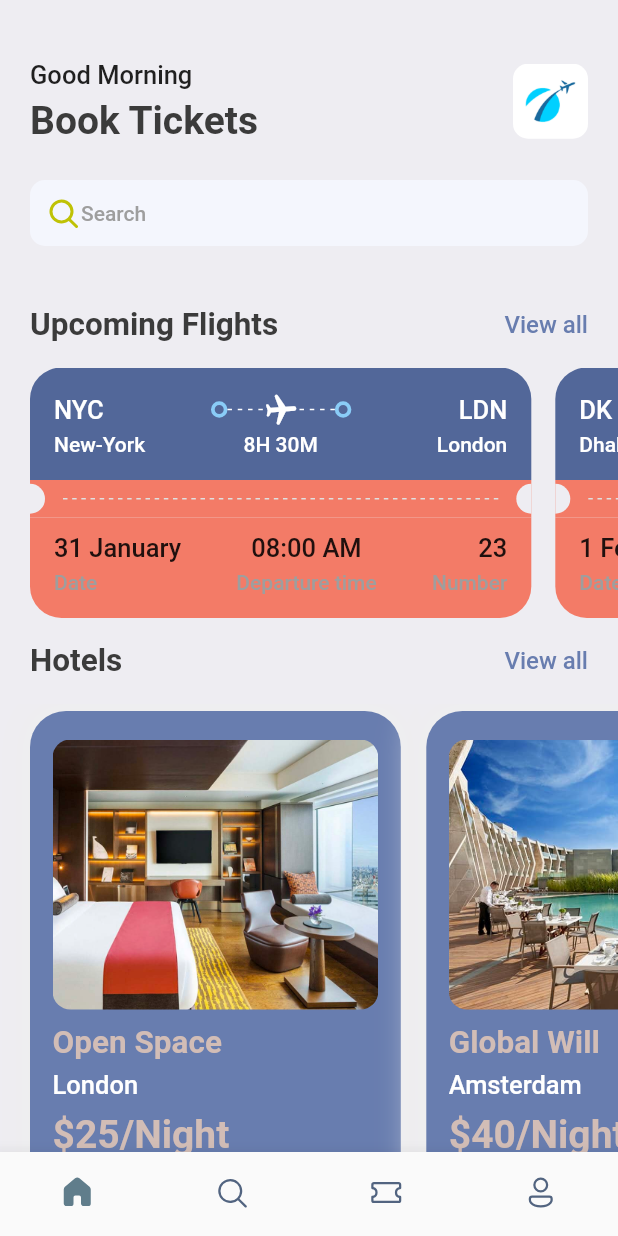
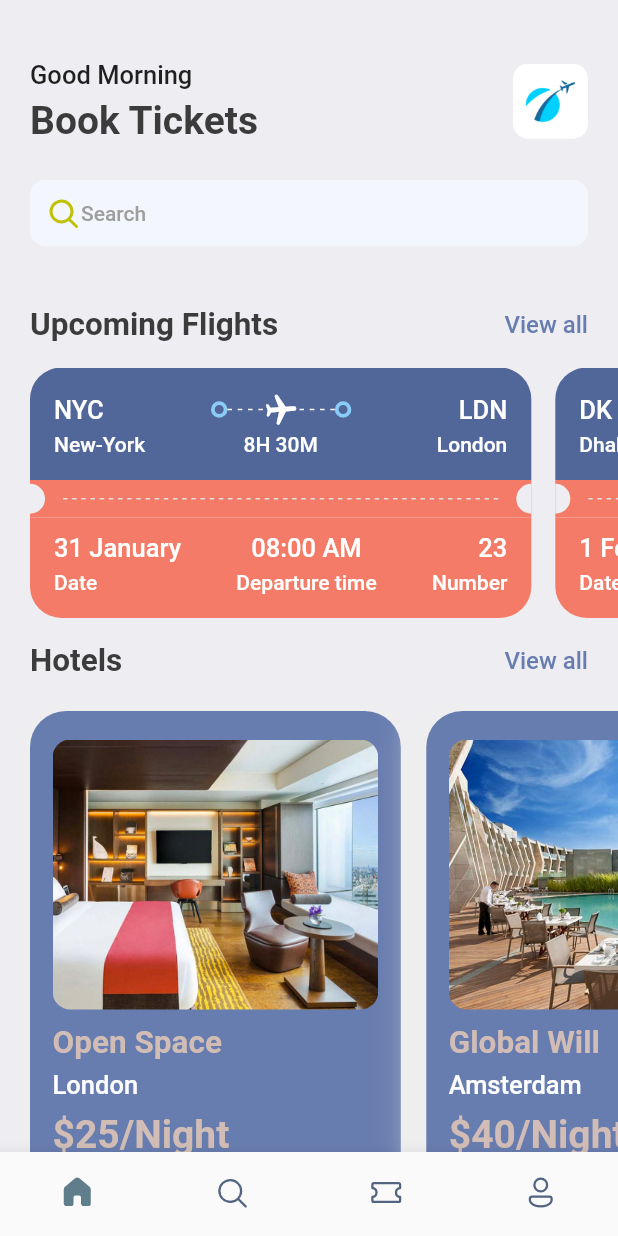
Before and after one commit to Deonorla/Book_Ticket, a Flutter app: the screen it shows after launch, on a phone screen of 412 x 824 dp. Run offline on Flutter 3.47's test engine with Material 2 defaults, Android fonts, the phone set to English and light mode, and no system bars; our stand-ins replace barcode_widget, fluentui_icons, gap, get.

Commit message:
[Fixed App layout color ]

```diff
--- a/lib/screens/ticket_screen.dart
+++ b/lib/screens/ticket_screen.dart
@@ -87,10 +87,11 @@ class TicketScreen extends StatelessWidget{
                 /*
                 Bar Code
                   */
+
                 const SizedBox(height: .5),
                 Container(
                   margin: EdgeInsets.only(left:AppLayout.getHeight(15), right: AppLayout.getHeight(15)),
-                  padding: EdgeInsets.only(top:AppLayout.getHeight(15), bottom: AppLayout.getHeight(15)),
+                  padding: EdgeInsets.only(top:AppLayout.getHeight(20), bottom: AppLayout.getHeight(20)),
                   decoration: BoxDecoration(
                       color: Colors.white,
                       borderRadius: BorderRadius.only(
--- a/lib/screens/ticket_view.dart
+++ b/lib/screens/ticket_view.dart
@@ -147,9 +147,9 @@ class TicketView extends StatelessWidget{
                   Row(
                     mainAxisAlignment: MainAxisAlignment.spaceBetween,
                     children: [
-                      AppColumnLayout(firstText: ticket['date'], secondText: "Date", alignment: CrossAxisAlignment.start,isColor: true,),
-                      AppColumnLayout(firstText: ticket['departure_time'], secondText: "Departure time", alignment: CrossAxisAlignment.center, isColor: true,),
-                      AppColumnLayout(firstText: ticket['number'].toString(), secondText: "Number", alignment: CrossAxisAlignment.end, isColor: true,),
+                      AppColumnLayout(firstText: ticket['date'], secondText: "Date", alignment: CrossAxisAlignment.start,isColor: isColor,),
+                      AppColumnLayout(firstText: ticket['departure_time'], secondText: "Departure time", alignment: CrossAxisAlignment.center, isColor: isColor,),
+                      AppColumnLayout(firstText: ticket['number'].toString(), secondText: "Number", alignment: CrossAxisAlignment.end, isColor: isColor,),
                     ],
                   )
                 ],
```
